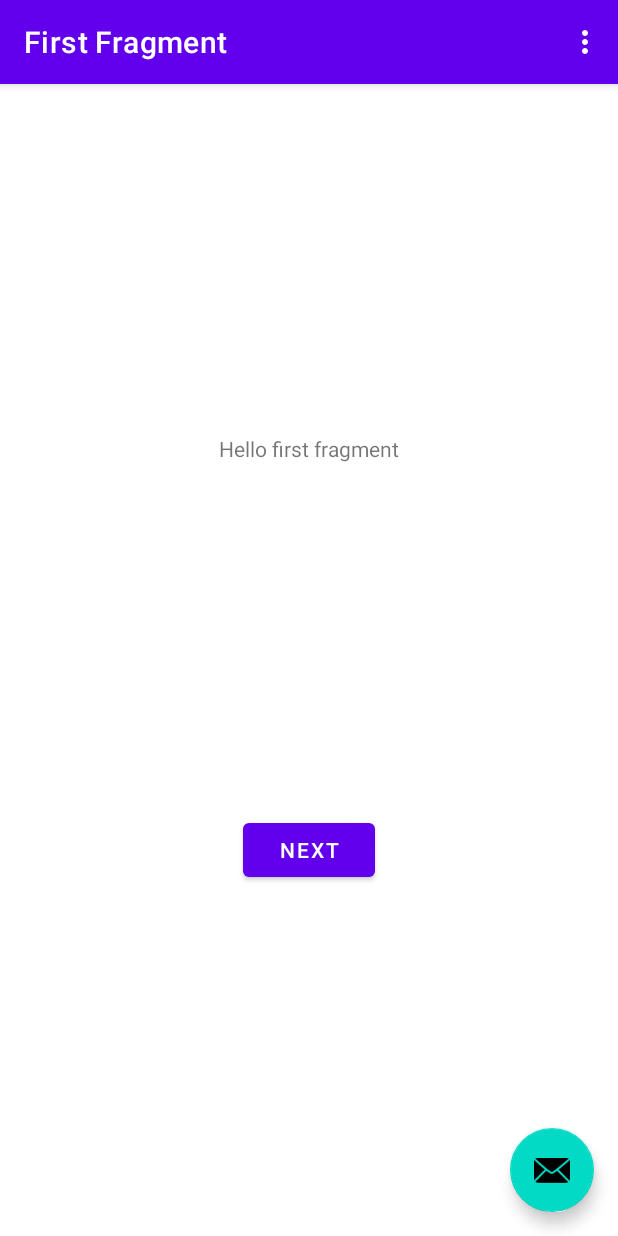
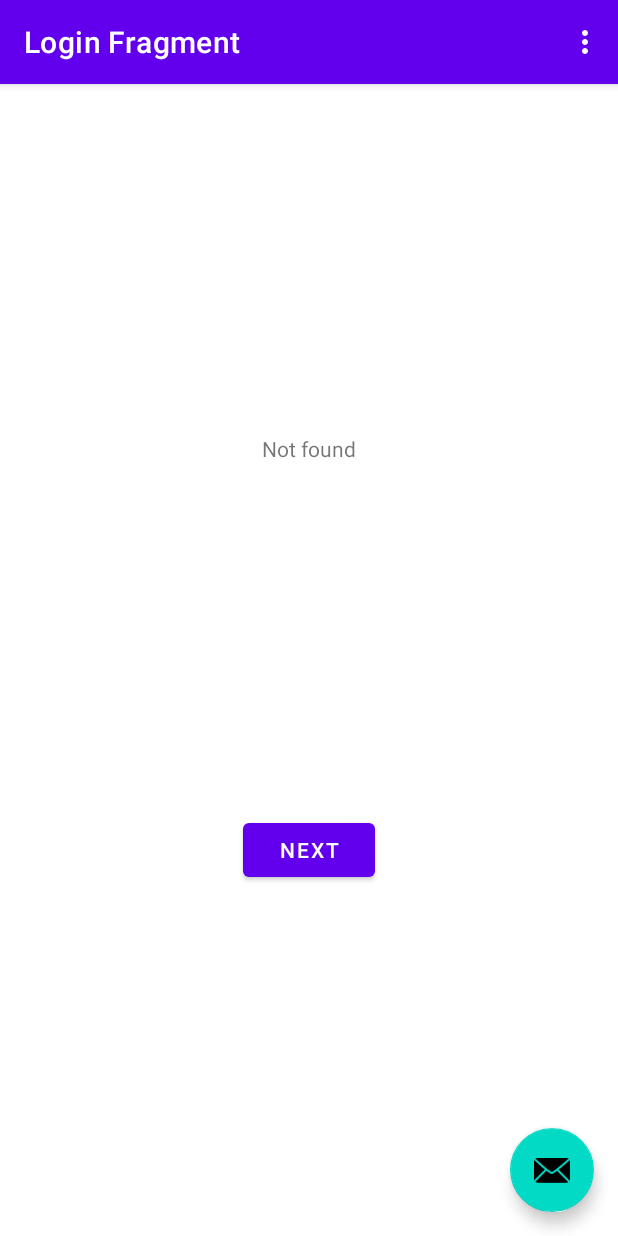
Before and after one commit to ProyectoTFG2023/SpellItForMe, an Android app: the screen it shows after launch (MainActivity), in the options menu, after a tap on "Settings", on a phone screen of 412 x 824 dp. Run offline under Robolectric (Android 15) with nearby library versions, the phone set to English and light mode, and no system bars; our stand-ins replace Room's generated code, navigation-ui.

Commit message:
Commit #3: Funcionamiento básico de la base de datos y comprobación básica de usuarios

```diff
--- a/app/src/main/java/danielabez/spellitforme/db/dao/RegisteredUserDao.kt
+++ b/app/src/main/java/danielabez/spellitforme/db/dao/RegisteredUserDao.kt
@@ -1,9 +1,12 @@
 package danielabez.spellitforme.db.dao
 
+import androidx.lifecycle.LiveData
 import androidx.room.Dao
 import androidx.room.Delete
 import androidx.room.Insert
+import androidx.room.Query
 import danielabez.spellitforme.model.RegisteredUser
+import kotlinx.coroutines.Deferred
 
 @Dao
 interface RegisteredUserDao {
@@ -12,4 +15,10 @@ interface RegisteredUserDao {
 
     @Delete
     fun deleteRegisteredUser(registeredUser: RegisteredUser)
+
+    @Query("SELECT * FROM registered_users WHERE username = :pUsername")
+    fun getRegisteredUser(pUsername: String) : RegisteredUser
+
+    @Query("SELECT * FROM registered_users WHERE username = :pUsername AND password = :pPassword")
+    fun checkRegisteredUser(pUsername: String, pPassword: String) : RegisteredUser
 }
--- a/app/src/main/java/danielabez/spellitforme/model/RegisteredUser.kt
+++ b/app/src/main/java/danielabez/spellitforme/model/RegisteredUser.kt
@@ -5,7 +5,7 @@ import androidx.room.Entity
 import androidx.room.PrimaryKey
 import kotlinx.android.parcel.Parcelize
 
-@Entity(tableName = "users")
+@Entity(tableName = "registered_users")
 @Parcelize
 data class RegisteredUser (
     //Declaramos los atributos que tendrá la tabla, así como propiedades adicionales de cada uno de ellos, cuando sea necesario
--- /dev/null
+++ b/app/src/main/java/danielabez/spellitforme/repository/RegisteredUserRepository.kt
@@ -0,0 +1,33 @@
+package danielabez.spellitforme.repository
+
+import android.app.Application
+import android.content.Context
+import danielabez.spellitforme.db.AppDatabase
+import danielabez.spellitforme.db.dao.RegisteredUserDao
+import danielabez.spellitforme.model.RegisteredUser
+
+object RegisteredUserRepository {
+    //Variable del DAO correspondiente a los usuarios registrados, creada para poder realizar sus operaciones correspondientes
+    private lateinit var registeredUserModel: RegisteredUserDao
+    //Esta variable se utilizará para almacenar el contexto de la aplicación, requerido normalmente para las operaciones de recuperaciones de datos
+    private lateinit var application: Application
+
+    operator fun invoke(context: Context) {
+        this.application = context.applicationContext as Application
+        registeredUserModel = AppDatabase.getDatabase(application).registeredUserDao()
+    }
+
+    /*
+    * Función para introducir nuevas entradas a la tabla de usuarios
+    */
+    fun addRegisteredUser(registeredUser: RegisteredUser) = registeredUserModel.addRegisteredUser(registeredUser)
+
+    /*
+    * Función para eliminar entradas ya existentes en la tabla de usuarios
+    */
+    fun deleteRegisteredUser(registeredUser: RegisteredUser) = registeredUserModel.deleteRegisteredUser(registeredUser)
+
+    fun getRegisteredUser(pUsername: String) = registeredUserModel.getRegisteredUser(pUsername)
+
+    fun checkRegisteredUser(pUsername: String, pPassword: String) = registeredUserModel.checkRegisteredUser(pUsername, pPassword)
+}
--- a/app/src/main/java/danielabez/spellitforme/ui/FirstFragment.kt
+++ /dev/null
@@ -1,45 +0,0 @@
-package danielabez.spellitforme.ui
-
-import android.os.Bundle
-import androidx.fragment.app.Fragment
-import android.view.LayoutInflater
-import android.view.View
-import android.view.ViewGroup
-import androidx.navigation.fragment.findNavController
-import danielabez.spellitforme.R
-import danielabez.spellitforme.databinding.FragmentFirstBinding
-
-/**
- * A simple [Fragment] subclass as the default destination in the navigation.
- */
-class FirstFragment : Fragment() {
-
-    private var _binding: FragmentFirstBinding? = null
-
-    // This property is only valid between onCreateView and
-    // onDestroyView.
-    private val binding get() = _binding!!
-
-    override fun onCreateView(
-        inflater: LayoutInflater, container: ViewGroup?,
-        savedInstanceState: Bundle?
-    ): View? {
-
-        _binding = FragmentFirstBinding.inflate(inflater, container, false)
-        return binding.root
-
-    }
-
-    override fun onViewCreated(view: View, savedInstanceState: Bundle?) {
-        super.onViewCreated(view, savedInstanceState)
-
-        binding.buttonFirst.setOnClickListener {
-            findNavController().navigate(R.id.action_FirstFragment_to_SecondFragment)
-        }
-    }
-
-    override fun onDestroyView() {
-        super.onDestroyView()
-        _binding = null
-    }
-}
--- /dev/null
+++ b/app/src/main/java/danielabez/spellitforme/ui/LoginFragment.kt
@@ -0,0 +1,50 @@
+package danielabez.spellitforme.ui
+
+import android.os.Bundle
+import androidx.fragment.app.Fragment
+import android.view.LayoutInflater
+import android.view.View
+import android.view.ViewGroup
+import androidx.fragment.app.activityViewModels
+import androidx.lifecycle.Observer
+import danielabez.spellitforme.databinding.FragmentLoginBinding
+import danielabez.spellitforme.db.dao.RegisteredUserDao
+import danielabez.spellitforme.model.RegisteredUser
+import danielabez.spellitforme.viewModel.RegisteredUserViewModel
+
+class LoginFragment : Fragment() {
+    private var _binding: FragmentLoginBinding? = null
+    private val binding get() = _binding!!
+    private val registeredUserViewModel: RegisteredUserViewModel by activityViewModels()
+
+    override fun onCreateView (
+        inflater: LayoutInflater, container: ViewGroup?,
+        savedInstanceState: Bundle?
+    ): View? {
+
+        _binding = FragmentLoginBinding.inflate(inflater, container, false)
+        return binding.root
+    }
+
+    override fun onViewCreated(view: View, savedInstanceState: Bundle?) {
+        super.onViewCreated(view, savedInstanceState)
+
+        registeredUserViewModel.foundRegisteredUser.observe(viewLifecycleOwner, Observer<RegisteredUser>{ foundRegisteredUser ->
+            if(foundRegisteredUser != null){
+                binding.textviewFirst.setText(foundRegisteredUser.username + " " + foundRegisteredUser.password)
+            }
+            else{
+                binding.textviewFirst.setText("Not found")
+            }
+        })
+
+        binding.buttonFirst.setOnClickListener(){
+            registeredUserViewModel.checkRegisteredUser("paquit", "paquitoPwd")
+        }
+    }
+
+    override fun onDestroyView() {
+        super.onDestroyView()
+        _binding = null
+    }
+}
--- a/app/src/main/java/danielabez/spellitforme/ui/SecondFragment.kt
+++ b/app/src/main/java/danielabez/spellitforme/ui/SecondFragment.kt
@@ -32,10 +32,6 @@ class SecondFragment : Fragment() {
 
     override fun onViewCreated(view: View, savedInstanceState: Bundle?) {
         super.onViewCreated(view, savedInstanceState)
-
-        binding.buttonSecond.setOnClickListener {
-            findNavController().navigate(R.id.action_SecondFragment_to_FirstFragment)
-        }
     }
 
     override fun onDestroyView() {
--- /dev/null
+++ b/app/src/main/java/danielabez/spellitforme/viewModel/RegisteredUserViewModel.kt
@@ -0,0 +1,41 @@
+package danielabez.spellitforme.viewModel
+
+import android.app.Application
+import androidx.lifecycle.AndroidViewModel
+import androidx.lifecycle.LiveData
+import androidx.lifecycle.MutableLiveData
+import androidx.lifecycle.viewModelScope
+import danielabez.spellitforme.db.dao.RegisteredUserDao
+import danielabez.spellitforme.model.RegisteredUser
+import danielabez.spellitforme.repository.RegisteredUserRepository
+import kotlinx.coroutines.Deferred
+import kotlinx.coroutines.Dispatchers
+import kotlinx.coroutines.launch
+
+class RegisteredUserViewModel(app: Application) : AndroidViewModel(app) {
+    private val repository: RegisteredUserRepository
+    val foundRegisteredUser : MutableLiveData<RegisteredUser> by lazy {
+        MutableLiveData<RegisteredUser>()
+    }
+
+    init {
+        RegisteredUserRepository(getApplication<Application>().applicationContext)
+        repository = RegisteredUserRepository
+    }
+
+    fun addRegisteredUser(registeredUser: RegisteredUser) = viewModelScope.launch(Dispatchers.IO) {
+        repository.addRegisteredUser(registeredUser)
+    }
+
+    fun deleteRegisteredUser(registeredUser: RegisteredUser) = viewModelScope.launch(Dispatchers.IO) {
+        repository.deleteRegisteredUser(registeredUser)
+    }
+
+    fun checkRegisteredUser(pUsername: String, pPassword: String) : LiveData<RegisteredUser> {
+        viewModelScope.launch (Dispatchers.IO){
+            val checkResult = repository.checkRegisteredUser(pUsername, pPassword)
+            foundRegisteredUser.postValue(checkResult)
+        }
+        return foundRegisteredUser
+    }
+}
--- a/app/src/main/res/layout/fragment_first.xml
+++ b/app/src/main/res/layout/fragment_login.xml
@@ -4,13 +4,13 @@
     xmlns:tools="http://schemas.android.com/tools"
     android:layout_width="match_parent"
     android:layout_height="match_parent"
-    tools:context=".ui.FirstFragment">
+    tools:context=".ui.LoginFragment">
 
     <TextView
         android:id="@+id/textview_first"
         android:layout_width="wrap_content"
         android:layout_height="wrap_content"
-        android:text="@string/hello_first_fragment"
+        android:text="@string/hello_login_fragment"
         app:layout_constraintBottom_toTopOf="@id/button_first"
         app:layout_constraintEnd_toEndOf="parent"
         app:layout_constraintStart_toStartOf="parent"
--- a/app/src/main/res/navigation/nav_graph.xml
+++ b/app/src/main/res/navigation/nav_graph.xml
@@ -3,26 +3,16 @@
     xmlns:app="http://schemas.android.com/apk/res-auto"
     xmlns:tools="http://schemas.android.com/tools"
     android:id="@+id/nav_graph"
-    app:startDestination="@id/FirstFragment">
+    app:startDestination="@id/LoginFragment">
 
     <fragment
-        android:id="@+id/FirstFragment"
-        android:name="danielabez.spellitforme.ui.FirstFragment"
-        android:label="@string/first_fragment_label"
-        tools:layout="@layout/fragment_first">
-
-        <action
-            android:id="@+id/action_FirstFragment_to_SecondFragment"
-            app:destination="@id/SecondFragment" />
-    </fragment>
+        android:id="@+id/LoginFragment"
+        android:name="danielabez.spellitforme.ui.LoginFragment"
+        android:label="@string/login_fragment_label"
+        tools:layout="@layout/fragment_login"/>
     <fragment
         android:id="@+id/SecondFragment"
         android:name="danielabez.spellitforme.ui.SecondFragment"
         android:label="@string/second_fragment_label"
-        tools:layout="@layout/fragment_second">
-
-        <action
-            android:id="@+id/action_SecondFragment_to_FirstFragment"
-            app:destination="@id/FirstFragment" />
-    </fragment>
+        tools:layout="@layout/fragment_second"/>
 </navigation>
--- a/app/src/main/res/values/strings.xml
+++ b/app/src/main/res/values/strings.xml
@@ -1,12 +1,12 @@
 <resources>
     <string name="app_name">SpellItForMe</string>
     <string name="action_settings">Settings</string>
-    <!-- Strings used for fragments for navigation -->
-    <string name="first_fragment_label">First Fragment</string>
+    <!-- -->
+    <string name="login_fragment_label">Login Fragment</string>
     <string name="second_fragment_label">Second Fragment</string>
     <string name="next">Next</string>
     <string name="previous">Previous</string>
 
-    <string name="hello_first_fragment">Hello first fragment</string>
+    <string name="hello_login_fragment">Hello login fragment</string>
     <string name="hello_second_fragment">Hello second fragment. Arg: %1$s</string>
 </resources>
```
Also changed, not shown: 1 other file.
